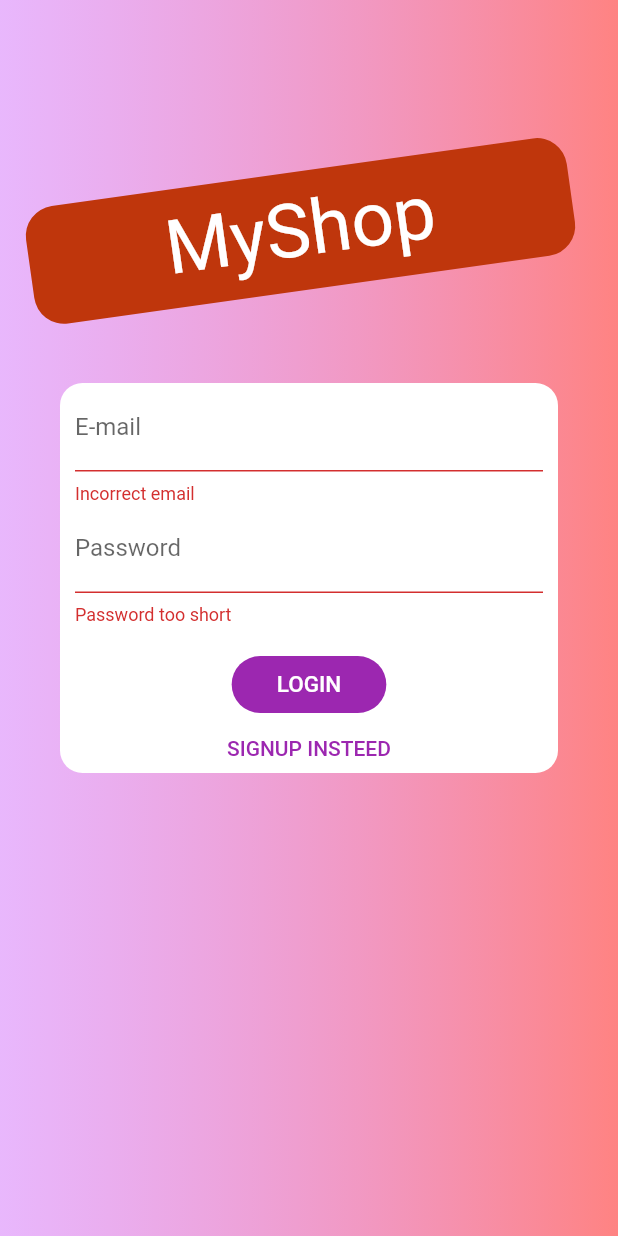
After one commit to ambuj6/Shooping-App, a Flutter app: the screen it shows after launch, after a tap on "LOGIN", on a phone screen of 412 x 824 dp. The commit adds this screen. Run offline on Flutter 3.47's test engine with Material 2 defaults, Android fonts, the phone set to English and light mode, and no system bars; our stand-ins replace shared_preferences; network calls fail; Roboto replaces fonts that are missing (Anton).

Commit message:
added auto login and log out feature added other server related stuff

```diff
--- a/lib/main.dart
+++ b/lib/main.dart
@@ -1,14 +1,18 @@
 import 'package:flutter/material.dart';
 import 'package:provider/provider.dart';
+
 import './screen/orders_screen.dart';
 import './screen/product_overview_screen.dart';
 import './screen/product_detail_screen.dart';
+import './screen/shoping_cart_screen.dart';
+import './screen/user_product_screen.dart';
+import './screen/edit_product_screen.dart';
+import 'screen/login_signup_screen.dart';
+
 import './providers/products.dart';
 import './providers/cart.dart';
-import './screen/shoping_cart_screen.dart';
+import './providers/auth.dart';
 import './providers/order.dart';
-import './screen/user_product_screen.dart';
-import './screen/edit_product_screen.dart';
 
 void main() {
   runApp(MyApp());
@@ -21,24 +25,44 @@ class MyApp extends StatelessWidget {
     return MultiProvider(
       providers: [
         ChangeNotifierProvider(
-          create: (ctx) => Products(),
+          create: (ctx) => Auth(),
+        ),
+        ChangeNotifierProxyProvider<Auth, Products>(
+          update: (ctx, auth, previousProducts) => Products(
+              auth.token,
+              previousProducts == null ? [] : previousProducts.items,
+              auth.userId),
         ),
         ChangeNotifierProvider(
           create: (ctx) => Cart(),
         ),
-        ChangeNotifierProvider(
-          create: (ctx) => Orders(),
+        ChangeNotifierProxyProvider<Auth, Orders>(
+          update: (ctx, auth, previousOrder) => Orders(
+            auth.token,
+            previousOrder == null ? [] : previousOrder.getOrder,
+            auth.userId,
+          ),
         ),
       ],
-      child: MaterialApp(
-        title: 'Flutter Demo',
+      child: Consumer<Auth>(
+        builder: (ctx, auth, child) => MaterialApp(
+          title: 'My Shop',
           theme: ThemeData(
             primarySwatch: Colors.green,
             visualDensity: VisualDensity.adaptivePlatformDensity,
             accentColor: Colors.red,
           ),
-        home: ProductOverviewScreen(),
+          home: auth.isAuth
+              ? ProductOverviewScreen()
+              : FutureBuilder(
+                  future: auth.tryAutoLogin(),
+                  builder: (ctx, snapShot) =>
+                      snapShot.connectionState == ConnectionState.waiting
+                          ? Center(child: CircularProgressIndicator())
+                          : LoginAndSignupScreen(),
+                ),
           routes: {
+            // ProductOverviewScreen.routeName: (ctx) => ProductOverviewScreen(),
             ProductDetailScreen.routeName: (ctx) => ProductDetailScreen(),
             ShoppingCartScreen.routeName: (ctx) => ShoppingCartScreen(),
             OrderScreen.routeName: (ctx) => OrderScreen(),
@@ -46,6 +70,7 @@ class MyApp extends StatelessWidget {
             EditProductScreen.routeName: (cts) => EditProductScreen(),
           },
         ),
+      ),
     );
   }
 }
--- /dev/null
+++ b/lib/providers/auth.dart
@@ -0,0 +1,109 @@
+import 'package:flutter/cupertino.dart';
+import 'package:flutter/widgets.dart';
+import 'package:http/http.dart' as http;
+import 'package:shared_preferences/shared_preferences.dart';
+
+import 'dart:convert';
+
+import 'package:shopping/models/http_exception.dart';
+
+class Auth with ChangeNotifier {
+  String _token;
+  DateTime _expiryDate;
+  String _id;
+
+  bool get isAuth {
+    return token != null;
+  }
+
+  String get userId {
+    return _id;
+  }
+
+  Future<void> tryAutoLogin() async {
+    final prefs = await SharedPreferences.getInstance();
+    if (!prefs.containsKey("userData")) {
+      return false;
+    }
+    final extractedUserData =
+        json.decode(prefs.getString("userData")) as Map<String, Object>;
+    final expiryDate = DateTime.parse(extractedUserData['expiryDate']);
+    if (expiryDate.isBefore(DateTime.now())) {
+      return false;
+    }
+    _token = extractedUserData['token'];
+    _expiryDate = expiryDate;
+    _id = extractedUserData['id'];
+    // print(_token);
+    // print(_id);
+    // print(_expiryDate);
+    notifyListeners();
+  }
+
+  String get token {
+    if (_expiryDate != null &&
+        _expiryDate.isAfter(DateTime.now()) &&
+        _token != null) {
+      return _token;
+    }
+    return null;
+  }
+
+  Future<void> _authenticateUser(
+      String email, String password, String signupMode) async {
+    final _url =
+        'https://identitytoolkit.googleapis.com/v1/accounts:$signupMode?key=AIzaSyDsN5qnD5KdreGl5xwWQ5VlwsXdn6annKA';
+    try {
+      final response = await http.post(
+        _url,
+        body: json.encode(
+          {
+            'email': email,
+            'password': password,
+            'returnSecureToken': true,
+          },
+        ),
+      );
+      final responseData = json.decode(response.body);
+      if (responseData['error'] != null) {
+        throw HttpException(responseData['error']['message']);
+      }
+      _token = responseData['idToken'];
+      _id = responseData['localId'];
+      _expiryDate = DateTime.now().add(
+        Duration(
+          seconds: int.parse(responseData['expiresIn']),
+        ),
+      );
+      final prefs = await SharedPreferences.getInstance();
+      final userData = json.encode(
+        {
+          'token': _token,
+          'id': _id,
+          'expiryDate': _expiryDate.toIso8601String(),
+        },
+      );
+      prefs.setString('userData', userData);
+    } catch (error) {
+      throw error;
+    }
+    notifyListeners();
+  }
+
+  Future<void> logOut() async {
+    _token = null;
+    _id = null;
+    _expiryDate = null;
+    notifyListeners();
+    final pref = await SharedPreferences.getInstance();
+    pref.clear();
+  }
+
+  Future<void> signUp(String email, String password) async {
+    return await _authenticateUser(email, password, 'signUp');
+  }
+
+  Future<void> logIn(String email, String password) async {
+    return await _authenticateUser(email, password, 'signInWithPassword');
+  }
+}
--- a/lib/providers/order.dart
+++ b/lib/providers/order.dart
@@ -19,12 +19,20 @@ class OrderItem {
 
 class Orders with ChangeNotifier {
   List<OrderItem> _orders = [];
+  String authToken;
+  String userId;
+  Orders(
+    this.authToken,
+    this._orders,
+    this.userId,
+  );
   List<OrderItem> get getOrder {
     return [..._orders];
   }
 
   Future<void> fetchAndSetOrder() async {
-    const url = 'https://shopping-5654e.firebaseio.com/orders.json';
+    final url =
+        'https://shopping-5654e.firebaseio.com/orders/$userId.json?auth=$authToken';
     final response = await http.get(url);
     final extractedData = json.decode(response.body) as Map<String, dynamic>;
     //print(extractedData);
@@ -63,7 +71,8 @@ class Orders with ChangeNotifier {
     double total,
   ) async {
     final dateTime = DateTime.now();
-    const url = 'https://shopping-5654e.firebaseio.com/orders.json';
+    final url =
+        'https://shopping-5654e.firebaseio.com/orders/$userId.json?auth=$authToken';
     final response = await http.post(url,
         body: json.encode(
           {
--- a/lib/screen/edit_product_screen.dart
+++ b/lib/screen/edit_product_screen.dart
@@ -161,7 +161,6 @@ class _EditProductScreenState extends State<EditProductScreen> {
                             price: _editedProduct.price,
                             description: _editedProduct.description,
                             imageUrl: _editedProduct.imageUrl,
-                            isFavourite: _editedProduct.isFavourite,
                           );
                         }),
                     TextFormField(
@@ -192,7 +191,6 @@ class _EditProductScreenState extends State<EditProductScreen> {
                         price: double.parse(value),
                         description: _editedProduct.description,
                         imageUrl: _editedProduct.imageUrl,
-                        isFavourite: _editedProduct.isFavourite,
                       ),
                     ),
                     TextFormField(
@@ -216,7 +214,6 @@ class _EditProductScreenState extends State<EditProductScreen> {
                         price: _editedProduct.price,
                         description: value,
                         imageUrl: _editedProduct.imageUrl,
-                        isFavourite: _editedProduct.isFavourite,
                       ),
                     ),
                     Row(
@@ -266,7 +263,6 @@ class _EditProductScreenState extends State<EditProductScreen> {
                               price: _editedProduct.price,
                               description: _editedProduct.description,
                               imageUrl: value,
-                              isFavourite: _editedProduct.isFavourite,
                             ),
                           ),
                         ),
--- /dev/null
+++ b/lib/screen/login_signup_screen.dart
@@ -0,0 +1,275 @@
+import 'package:flutter/material.dart';
+import 'package:provider/provider.dart';
+
+import './../models/http_exception.dart';
+
+import 'dart:math';
+
+import './../providers/auth.dart';
+
+enum FilterStatus {
+  login,
+  signup,
+}
+
+class LoginAndSignupScreen extends StatelessWidget {
+  static const routeName = '/home';
+  @override
+  Widget build(BuildContext context) {
+    final deviceInfo = MediaQuery.of(context);
+    return Scaffold(
+      body: Stack(
+        children: [
+          Container(
+            padding: EdgeInsets.all(20),
+            decoration: BoxDecoration(
+                gradient: LinearGradient(colors: [
+              Color.fromRGBO(215, 117, 255, 1).withOpacity(0.5),
+              Color.fromRGBO(255, 118, 117, 1).withOpacity(0.9)
+            ])),
+            child: Column(
+              children: [
+                SizedBox(
+                  height: deviceInfo.size.height * 0.14,
+                ),
+                Container(
+                  padding: EdgeInsets.symmetric(
+                    vertical: 10,
+                    horizontal: 30,
+                  ),
+                  margin: EdgeInsets.all(4),
+                  transform: Matrix4.rotationZ(-8 * pi / 180)..translate(-10.0),
+                  width: double.infinity,
+                  decoration: BoxDecoration(
+                    color: Colors.deepOrange.shade900,
+                    borderRadius: BorderRadius.circular(20),
+                  ),
+                  //color: Colors.brown,
+                  child: Text(
+                    "MyShop",
+                    style: TextStyle(
+                      fontSize: 50,
+                      color: Colors.white,
+                      fontFamily: 'Anton',
+                      fontWeight: FontWeight.normal,
+                    ),
+                    textAlign: TextAlign.center,
+                  ),
+                ),
+                SizedBox(height: deviceInfo.size.height * 0.04),
+                InputForm(),
+              ],
+            ),
+          ),
+        ],
+      ),
+    );
+  }
+}
+
+class InputForm extends StatefulWidget {
+  @override
+  _InputFormState createState() => _InputFormState();
+}
+
+class _InputFormState extends State<InputForm> {
+  bool _isLoading = false;
+  FilterStatus status = FilterStatus.login;
+  final _passwordController = TextEditingController();
+  final _formKey = GlobalKey<FormState>();
+  Map<String, Object> _userDetail = {
+    'email': '',
+    'password': '',
+  };
+  void _showErrorDialogue(errorMessage) {
+    showDialog(
+      context: context,
+      builder: (ctx) => AlertDialog(
+        title: Text("An error occourd"),
+        content: Text(errorMessage),
+        actions: <Widget>[
+          FlatButton(
+            child: Text("Okey"),
+            onPressed: () => Navigator.of(ctx).pop(),
+          ),
+        ],
+      ),
+    );
+  }
+
+  Future<void> _submitData() async {
+    if (!_formKey.currentState.validate()) {
+      return;
+    }
+    _formKey.currentState.save();
+    setState(() {
+      _isLoading = true;
+    });
+    try {
+      if (status == FilterStatus.signup) {
+        await Provider.of<Auth>(
+          context,
+          listen: false,
+        ).signUp(
+          _userDetail['email'],
+          _userDetail['password'],
+        );
+      } else {
+        await Provider.of<Auth>(
+          context,
+          listen: false,
+        ).logIn(
+          _userDetail['email'],
+          _userDetail['password'],
+        );
+      }
+    } on HttpException catch (error) {
+      var errorMessage = 'Authentication failed';
+      if (error.toString().contains("EMAIL_EXIST")) {
+        errorMessage = 'email already exist';
+      } else if (error.toString().contains("INVALID_EMAIL")) {
+        errorMessage = 'this is not a valid email';
+      } else if (error.toString().contains("WEEK_PASSWORD")) {
+        errorMessage = 'password is too week';
+      } else if (error.toString().contains("EMAIL_NOT_FOUND")) {
+        errorMessage = 'Could not find a user with that email';
+      } else if (error.toString().contains("INVALID_PASSWORD")) {
+        errorMessage = 'invalid password';
+      }
+      _showErrorDialogue(errorMessage);
+    } catch (error) {
+      const errorMessage = 'Could not authenticate you!!Please try again later';
+      _showErrorDialogue(errorMessage);
+    }
+    setState(() {
+      _isLoading = false;
+    });
+  }
+
+  @override
+  Widget build(BuildContext context) {
+    return Flexible(
+      child: Container(
+        margin: EdgeInsets.symmetric(
+          horizontal: 20,
+        ),
+        height: FilterStatus.login == status ? 260 : 340,
+        decoration: BoxDecoration(
+          color: Colors.white,
+          borderRadius: BorderRadius.circular(15),
+        ),
+        padding: EdgeInsets.symmetric(
+          horizontal: 10,
+        ),
+        child: Form(
+          key: _formKey,
+          child: ListView(
+            children: [
+              TextFormField(
+                textInputAction: TextInputAction.next,
+                keyboardType: TextInputType.emailAddress,
+                onSaved: (value) {
+                  _userDetail['email'] = value;
+                },
+                validator: (value) {
+                  if (value == null) {
+                    return 'Enter Email';
+                  }
+                  if (!value.contains("@")) {
+                    return 'Incorrect email';
+                  }
+                  return null;
+                },
+                decoration: InputDecoration(
+                  labelText: "E-mail",
+                ),
+              ),
+              TextFormField(
+                obscureText: true,
+                onSaved: (value) {
+                  _userDetail['password'] = value;
+                },
+                controller: _passwordController,
+                validator: (value) {
+                  if (value == null) {
+                    return "Enter password";
+                  }
+                  if (value.length < 6) {
+                    return 'Password too short';
+                  }
+                  return null;
+                },
+                decoration: InputDecoration(
+                  labelText: "Password",
+                ),
+              ),
+              if (FilterStatus.signup == status)
+                TextFormField(
+                  obscureText: true,
+                  onSaved: (value) {},
+                  validator: (value) {
+                    if (value == null) {
+                      return 'Enter password';
+                    }
+                    if (value != _passwordController.text) {
+                      return 'Password do not match';
+                    }
+                    return null;
+                  },
+                  decoration: InputDecoration(
+                    labelText: "Confirm Password",
+                  ),
+                ),
+              FlatButton(
+                child: Container(
+                  margin: EdgeInsets.only(
+                    top: 20,
+                  ),
+                  padding: EdgeInsets.symmetric(
+                    vertical: 10,
+                    horizontal: 30,
+                  ),
+                  decoration: BoxDecoration(
+                    color: Colors.purple,
+                    borderRadius: BorderRadius.circular(20),
+                  ),
+                  child: _isLoading
+                      ? CircularProgressIndicator()
+                      : Text(
+                          FilterStatus.login == status ? "LOGIN" : "SIGNUP",
+                          style: TextStyle(
+                            fontSize: 15,
+                            color: Colors.white,
+                          ),
+                        ),
+                ),
+                onPressed: () {
+                  _submitData();
+                },
+              ),
+              FlatButton(
+                textColor: Colors.purple,
+                child: Text(
+                  FilterStatus.login == status
+                      ? "SIGNUP INSTEED"
+                      : "LOGIN INSTEED",
+                ),
+                onPressed: () {
+                  if (status == FilterStatus.login) {
+                    setState(() {
+                      status = FilterStatus.signup;
+                    });
+                  } else {
+                    setState(() {
+                      status = FilterStatus.login;
+                    });
+                  }
+                },
+              ),
+            ],
+          ),
+        ),
+      ),
+    );
+  }
+}
--- a/pubspec.yaml
+++ b/pubspec.yaml
@@ -26,6 +26,7 @@ dependencies:
   provider: ^4.3.2+2
   intl: ^0.16.1
   http: ^0.12.2
+  shared_preferences: ^0.5.12
 
 
   # The following adds the Cupertino Icons font to your application.
```
Also changed, not shown: lib/providers/cart.dart (+49 -5 lines), lib/providers/product.dart (+6 -6 lines), lib/providers/products.dart (+26 -8 lines), lib/screen/product_overview_screen.dart (+8 -1 lines), lib/screen/user_product_screen.dart (+20 -8 lines), lib/widgets/app_drawer.dart (+15 -1 lines), lib/widgets/product_item.dart (+20 -4 lines), pubspec.lock. Lines whose indentation alone changed are shown as unchanged.
